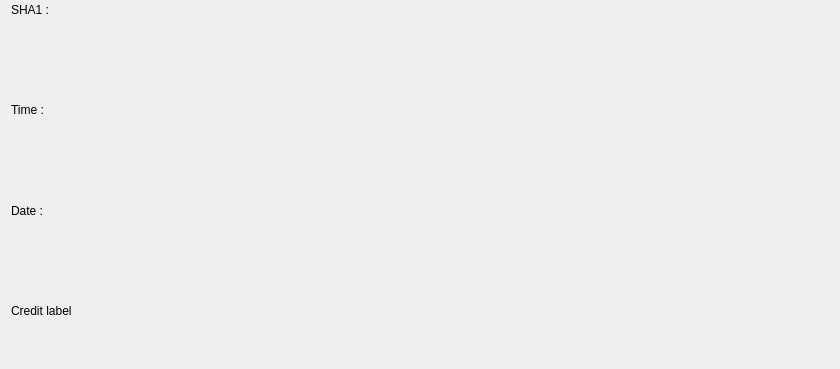
This is creditboxdialog.ui in raph5640/Qt-Editor-Cpp as Qt 5 draws it before an edit; both pictures show x 0 to 840 and y 250 to 619 of the 840 by 619 pixel window. The edited form follows.
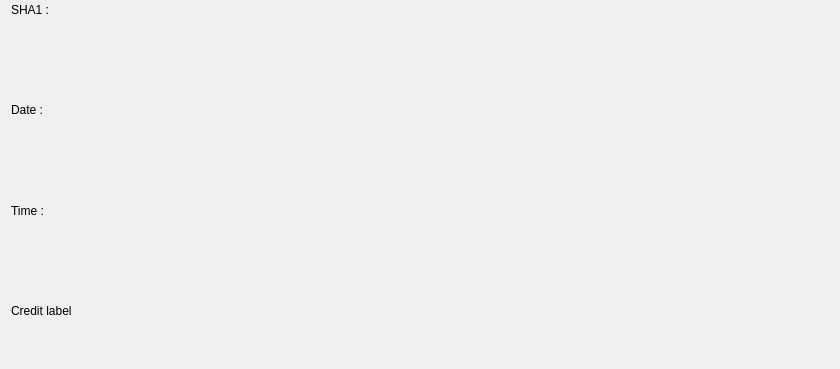
This is the edited form.

Commit message: Amélioration de la fenetre Crédit

```diff
--- a/creditboxdialog.ui
+++ b/creditboxdialog.ui
@@ -36,16 +36,16 @@
     </widget>
    </item>
    <item>
-    <widget class="QLabel" name="labelCompileTime">
+    <widget class="QLabel" name="labelCompileDate">
      <property name="text">
-      <string>Time : </string>
+      <string>Date : </string>
      </property>
     </widget>
    </item>
    <item>
-    <widget class="QLabel" name="labelCompileDate">
+    <widget class="QLabel" name="labelCompileTime">
      <property name="text">
-      <string>Date : </string>
+      <string>Time : </string>
      </property>
     </widget>
    </item>
```
The commit also changes 1 other file.
